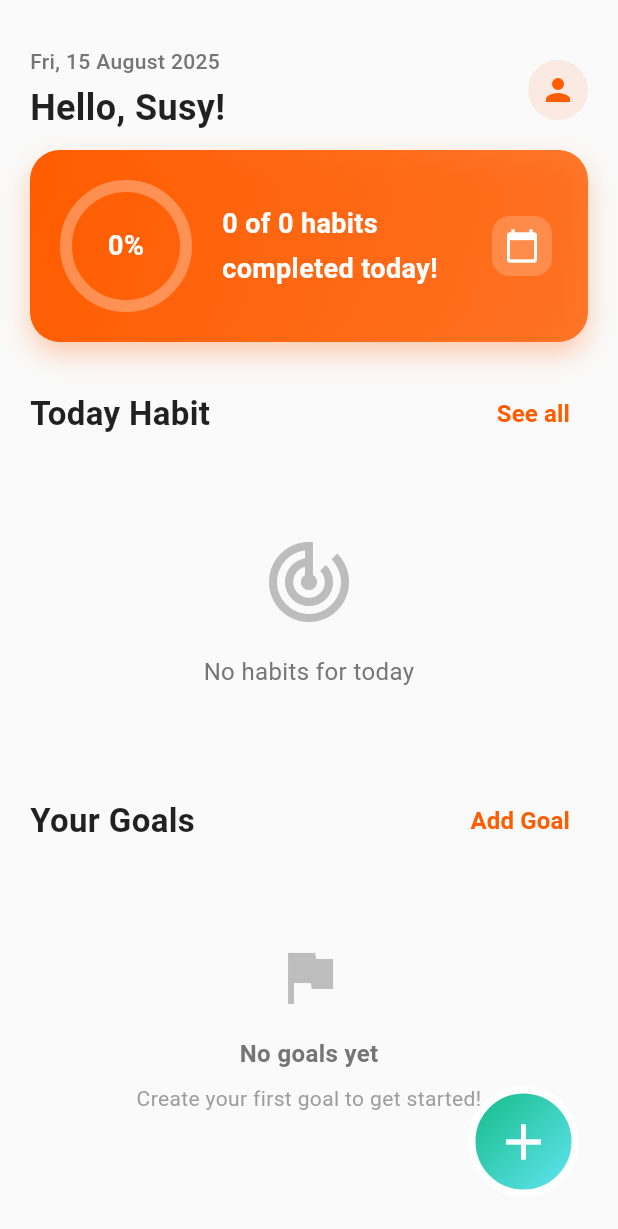
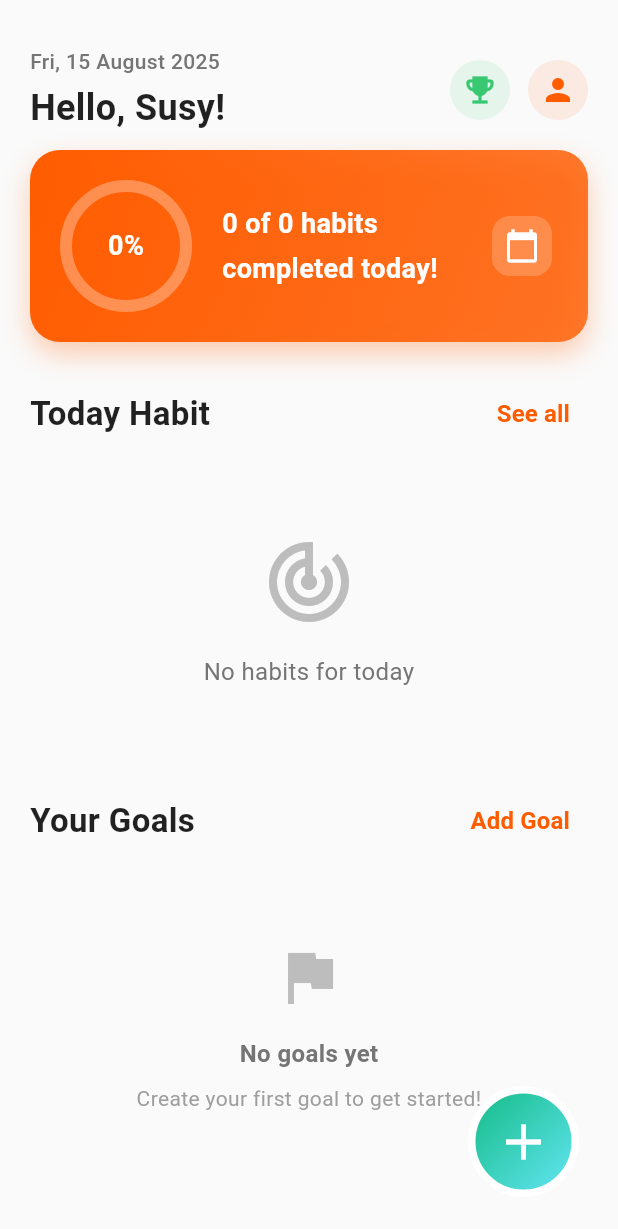
Before and after one commit to YoussefElse7y/habit-tracker, a Flutter app: the screen it shows once a user with an empty profile is signed in, on a phone screen of 412 x 824 dp. Shown: the top 1229 px of the screen. Run offline on Flutter 3.47's test engine with Material 3 defaults, Android fonts, the phone set to English and light mode, and no system bars; our stand-ins replace cloud_firestore, dartz, equatable, firebase_auth, firebase_core, firebase_storage and 6 more; accounts and stored records are empty.

Commit message:
refactor : home-page

```diff
--- a/lib/features/habits/presentation/pages/home_page.dart
+++ b/lib/features/habits/presentation/pages/home_page.dart
@@ -2,6 +2,7 @@
 
 import 'package:flutter/material.dart';
 import 'package:flutter_bloc/flutter_bloc.dart';
+import 'package:habit_tracker_app/features/habits/presentation/pages/achievements_page.dart';
 import '../../../../core/constants/app_colors.dart';
 import '../../domain/entities/habit.dart';
 import '../cubit/habit_cubit.dart';
@@ -206,12 +207,34 @@ class _AppBarSection extends StatelessWidget {
     return '${weekdays[now.weekday - 1]}, ${now.day} ${months[now.month - 1]} ${now.year}';
   }
 }
-
-// Extracted Profile Button
+// Extracted Profile and Achievements Buttons
 class _ProfileButton extends StatelessWidget {
   @override
   Widget build(BuildContext context) {
-    return GestureDetector(
+    return Row(
+      children: [
+        // Achievements Button
+        GestureDetector(
+          onTap: () => Navigator.of(context).push(
+            MaterialPageRoute(builder: (context) => const AchievementsPage()),
+          ),
+          child: Container(
+            width: 40,
+            height: 40,
+            margin: const EdgeInsets.only(right: 12),
+            decoration: BoxDecoration(
+              color: AppColors.secondary.withOpacity(0.1),
+              shape: BoxShape.circle,
+            ),
+            child: Icon(
+              Icons.emoji_events,
+              color: AppColors.secondary,
+              size: 24,
+            ),
+          ),
+        ),
+        // Profile Button
+        GestureDetector(
           onTap: () => Navigator.of(context).push(
             MaterialPageRoute(builder: (context) => const ProfilePage()),
           ),
@@ -228,9 +251,12 @@ class _ProfileButton extends StatelessWidget {
               size: 24,
             ),
           ),
+        ),
+      ],
     );
   }
 }
+
 
 // Extracted Progress Card with fixed calculation
 class _ProgressCard extends StatelessWidget {
```
Lines whose indentation alone changed are shown as unchanged.
